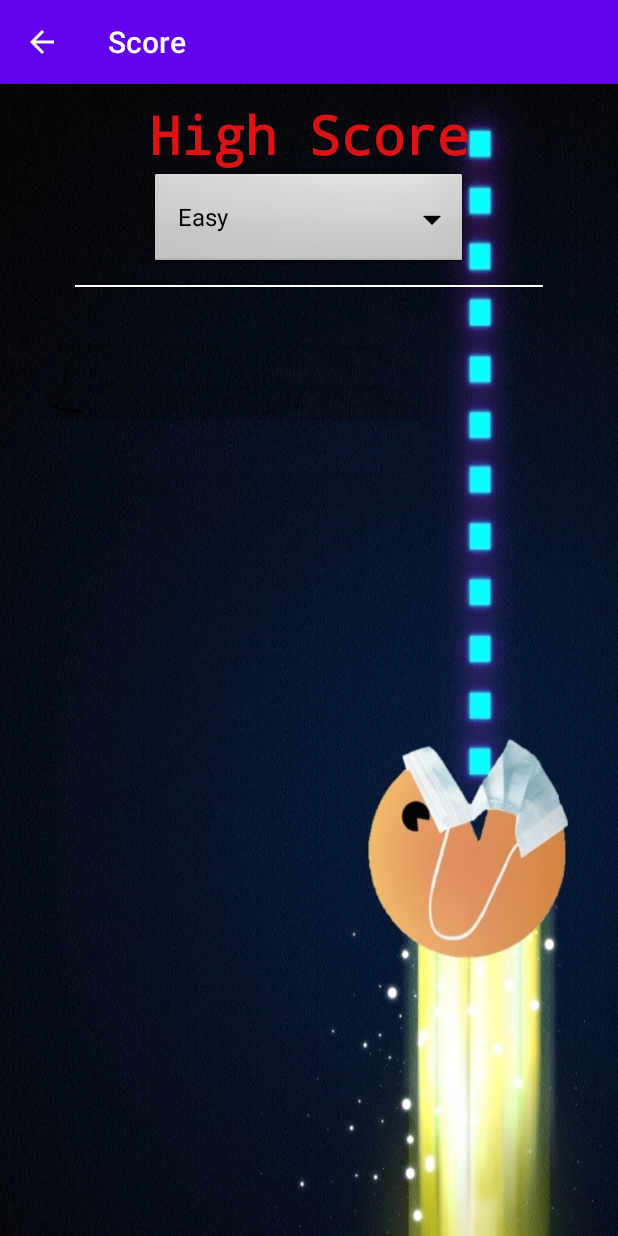
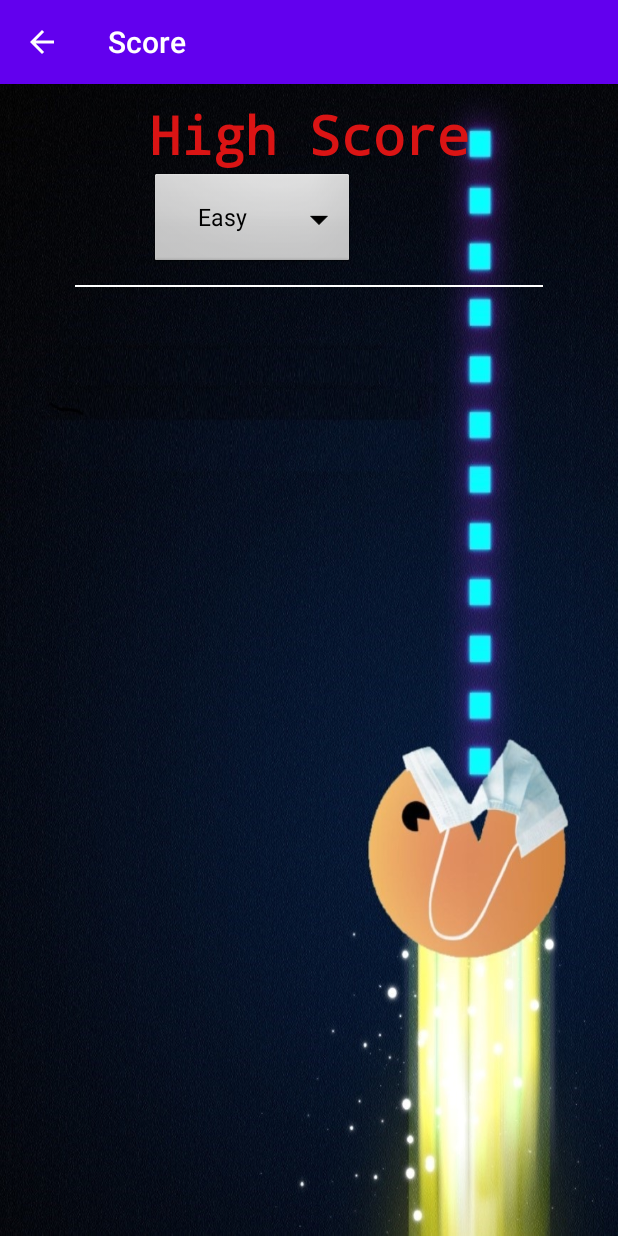
Before and after one commit to FabulousToupee/VirusMaze, an Android app: the ScoresActivity screen opened directly, with no data from a screen before it, on a phone screen of 412 x 824 dp. Run offline under Robolectric (Android 15) with nearby library versions, the phone set to English and light mode, and no system bars; our stand-ins replace Firebase (no records; nobody signed in at launch, a user with empty details on screens opened directly); libraries missing offline, so code that uses them is left out: com.firebase.client; 3 statements that could not run were skipped.

Commit message:
Code clean-up

```diff
--- a/app/src/main/res/layout/activity_scores.xml
+++ b/app/src/main/res/layout/activity_scores.xml
@@ -1,6 +1,5 @@
 <?xml version="1.0" encoding="utf-8"?>
 <FrameLayout xmlns:android="http://schemas.android.com/apk/res/android"
-    xmlns:app="http://schemas.android.com/apk/res-auto"
     xmlns:tools="http://schemas.android.com/tools"
     android:layout_width="match_parent"
     android:layout_height="match_parent"
@@ -19,7 +18,7 @@
         android:layout_width="fill_parent"
         android:layout_height="fill_parent"
         android:orientation="vertical"
-        android:weightSum="7">
+        android:weightSum="1">
 
 
         <TextView
@@ -38,10 +37,9 @@
 
         <Spinner
             android:id="@+id/difficulty"
-            android:layout_width="fill_parent"
+            android:layout_width="wrap_content"
             android:layout_height="wrap_content"
             android:layout_marginLeft="100dp"
-            android:layout_marginRight="100dp"
             android:gravity="center"
             android:background="@android:drawable/btn_dropdown"
             android:spinnerMode="dropdown"/>
--- a/app/src/main/res/values/strings.xml
+++ b/app/src/main/res/values/strings.xml
@@ -54,5 +54,6 @@
     <string name="doubleScore">Double Score</string>
     <string name="halfScore">Half Score</string>
     <string name="mute">Mute</string>
+    <string name="wait">Please wait</string>
 
 </resources>
```
Also changed, not shown: app/src/main/java/dam_45133/virusmaze/Utils/GameConstants.java (+20 -9 lines), 2 other files.
